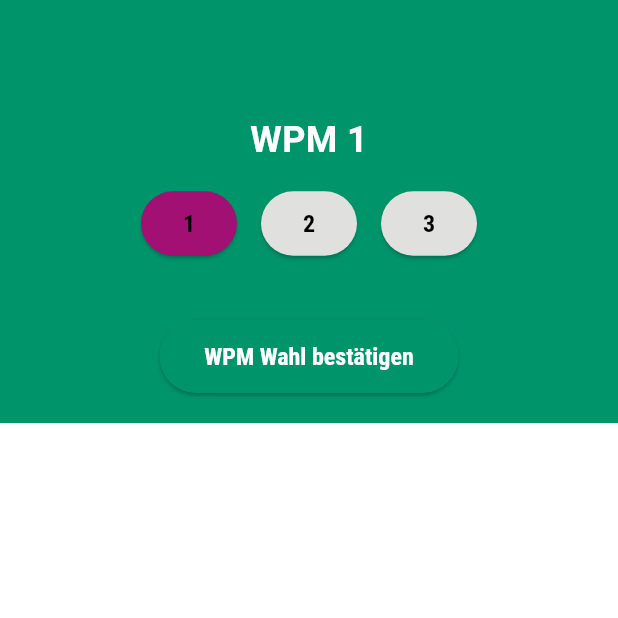
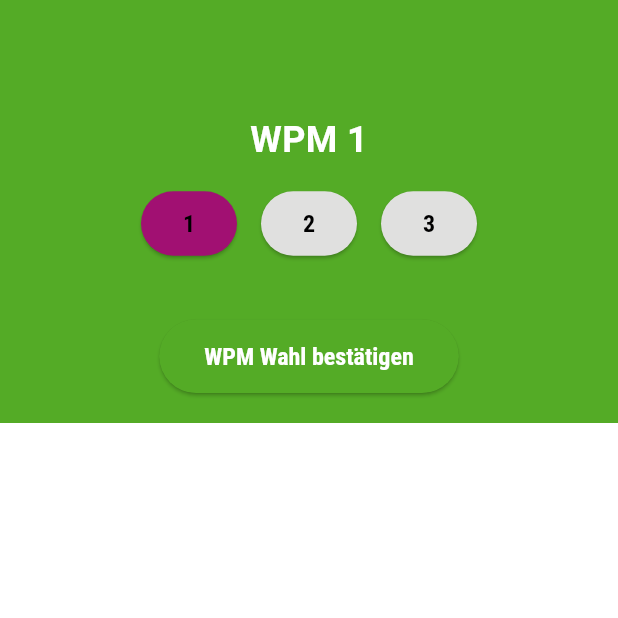
Before and after one commit to mwalexandra/choose_module_app, a Flutter app: the screen it shows after launch, on a phone screen of 412 x 824 dp, the top half of it. Run offline on Flutter 3.47's test engine with Material 3 defaults, Android fonts, the phone set to English and light mode, and no system bars; Roboto replaces fonts that are missing (Roboto Condensed).

Commit message:
primary green changed

```diff
--- a/lib/constants/app_styles.dart
+++ b/lib/constants/app_styles.dart
@@ -2,9 +2,9 @@ import 'package:flutter/material.dart';
 
 // Colors
 class AppColors {
-  static const primary = Color(0xFF00946B);
+  static const primary = Color(0xFF54AB26);
   static const secondary = Color(0xFFA11072);
-  static const success = Color(0xFF54AB26);
+  static const success = Color(0xFF00946B);
   static const error = Color(0xFFC41F0D);
   static const warning = Color(0xFFAD1B0B);
 
```
